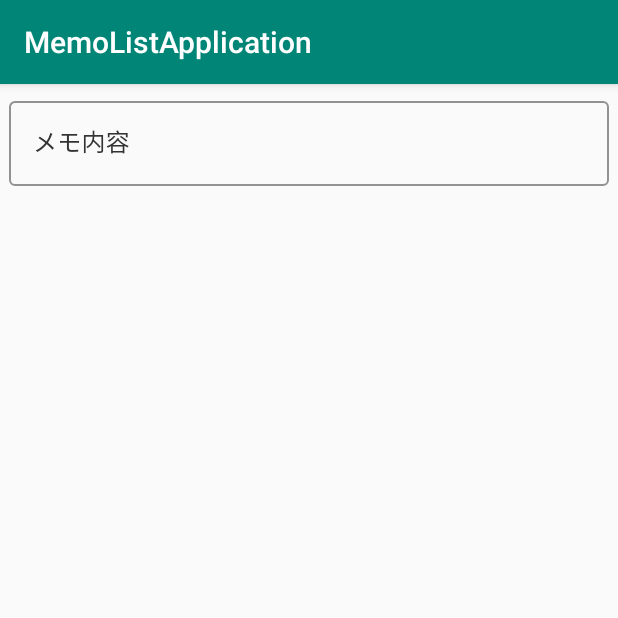
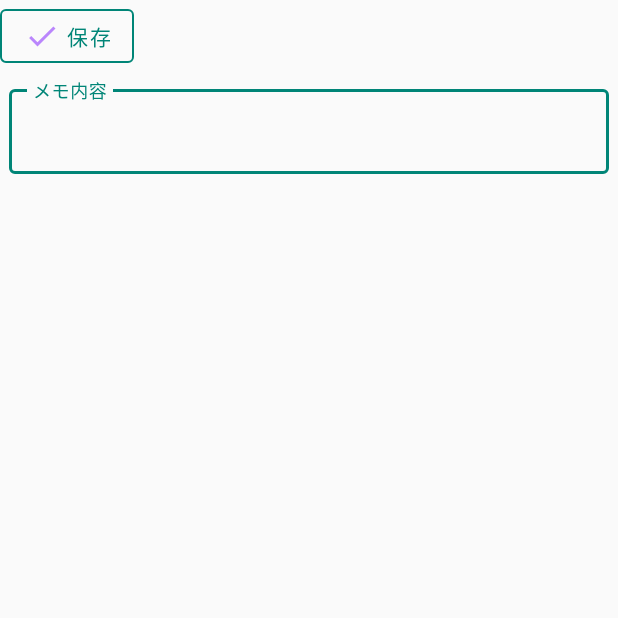
Before and after one commit to mecator/MemoListApplication, an Android app: the screen it shows after launch (MainActivity before the commit, CreateMemoActivity after it), after a tap on an icon or button, on a phone screen of 412 x 824 dp, the top half of it. Run offline under Robolectric (Android 15) with nearby library versions, the phone set to English and light mode, and no system bars.

Commit message:
memo作成をactivityに

```diff
--- a/app/src/main/AndroidManifest.xml
+++ b/app/src/main/AndroidManifest.xml
@@ -16,6 +16,10 @@
                 <category android:name="android.intent.category.LAUNCHER" />
             </intent-filter>
         </activity>
+        <activity android:name=".ui.CreateMemoActivity"
+            android:theme="@style/Theme.AppCompat.Light.NoActionBar" >
+
+        </activity>
     </application>
 
 </manifest>
--- /dev/null
+++ b/app/src/main/java/com/example/memolistapplication/ui/CreateMemoActivity.kt
@@ -0,0 +1,19 @@
+package com.example.memolistapplication.ui
+
+import android.os.Bundle
+import android.widget.LinearLayout
+import androidx.appcompat.app.AppCompatActivity
+import com.example.memolistapplication.R
+import com.google.android.material.button.MaterialButton
+import com.google.android.material.textfield.TextInputEditText
+
+class CreateMemoActivity:AppCompatActivity(){
+
+    override fun onCreate(savedInstanceState:Bundle?){
+        super.onCreate(savedInstanceState)
+        setContentView(R.layout.activity_create_memo)
+        val editText=findViewById<TextInputEditText>(R.id.memo_text_field)
+        findViewById<LinearLayout>(R.id.rootLayout).setOnClickListener {editText.clearFocus()  }
+        findViewById<MaterialButton>(R.id.save_button).setOnClickListener { finish() }
+    }
+}
--- a/app/src/main/java/com/example/memolistapplication/ui/CreateMemoFragment.kt
+++ /dev/null
@@ -1,40 +0,0 @@
-package com.example.memolistapplication.ui
-
-import android.os.Bundle
-import android.view.LayoutInflater
-import android.view.View
-import android.view.ViewGroup
-import android.widget.LinearLayout
-import androidx.fragment.app.Fragment
-import com.example.memolistapplication.R
-import com.google.android.material.textfield.TextInputEditText
-
-class CreateMemoFragment : Fragment() {
-    companion object {
-        fun createInstance(): CreateMemoFragment {
-            val fragment = CreateMemoFragment()
-            val args = Bundle()
-            fragment.arguments = args
-            return fragment
-        }
-    }
-
-    override fun onCreate(savedInstanceState: Bundle?) {
-        super.onCreate(savedInstanceState)
-    }
-
-    override fun onCreateView(
-        inflater: LayoutInflater,
-        container: ViewGroup?,
-        savedInstanceState: Bundle?
-    ): View? {
-         super.onCreateView(inflater, container, savedInstanceState)
-            return inflater.inflate(R.layout.fragment_create_memo, container, false)
-    }
-
-    override fun onViewCreated(view: View, savedInstanceState: Bundle?) {
-        super.onViewCreated(view, savedInstanceState)
-        val editText=view.findViewById<TextInputEditText>(R.id.memo_text_field)
-        view.findViewById<LinearLayout>(R.id.rootLayout).setOnClickListener {editText.clearFocus()  }
-    }
-}
--- a/app/src/main/java/com/example/memolistapplication/ui/MainActivity.kt
+++ b/app/src/main/java/com/example/memolistapplication/ui/MainActivity.kt
@@ -1,5 +1,6 @@
 package com.example.memolistapplication.ui
 
+import android.content.Intent
 import android.os.Bundle
 import android.view.View.GONE
 import androidx.appcompat.app.AppCompatActivity
@@ -14,11 +15,8 @@ class MainActivity : AppCompatActivity() {
         setContentView(R.layout.activity_main)
         findViewById<FloatingActionButton>(R.id.float_button).apply {
             this.setOnClickListener { v ->
-                //Snackbar.make(v,"floatbuttonnnn!!!",Snackbar.LENGTH_LONG).show()
-                val createMemoFragment = CreateMemoFragment.createInstance()
-                val transaction=supportFragmentManager.beginTransaction()
-                transaction.add(R.id.fragment_frame,createMemoFragment).commit()
-                v.visibility=GONE
+                startActivity(Intent(applicationContext,CreateMemoActivity::class.java))
+                overridePendingTransition(android.R.anim.slide_in_left,android.R.anim.slide_out_right)
             }
         }
     }
--- /dev/null
+++ b/app/src/main/res/drawable/ic_check_black_24dp.xml
@@ -0,0 +1,9 @@
+<vector xmlns:android="http://schemas.android.com/apk/res/android"
+        android:width="24dp"
+        android:height="24dp"
+        android:viewportWidth="24.0"
+        android:viewportHeight="24.0">
+    <path
+        android:fillColor="#FF000000"
+        android:pathData="M9,16.17L4.83,12l-1.42,1.41L9,19 21,7l-1.41,-1.41z"/>
+</vector>
--- /dev/null
+++ b/app/src/main/res/layout/activity_create_memo.xml
@@ -0,0 +1,38 @@
+<?xml version="1.0" encoding="utf-8"?>
+<LinearLayout xmlns:android="http://schemas.android.com/apk/res/android"
+    xmlns:app="http://schemas.android.com/apk/res-auto"
+    android:id="@+id/rootLayout"
+    android:layout_width="match_parent"
+    android:layout_height="match_parent"
+    android:orientation="vertical"
+    android:theme="@style/Theme.MaterialComponents">
+
+    <com.google.android.material.button.MaterialButton
+        style="@style/Widget.MaterialComponents.Button.OutlinedButton"
+        android:layout_width="wrap_content"
+        android:layout_height="wrap_content"
+        android:id="@+id/save_button"
+        app:icon="@drawable/ic_check_black_24dp"
+        android:text="保存"
+        android:textColor="@color/colorPrimary"
+        app:rippleColor="@color/colorAccent"
+        app:strokeColor="@color/colorPrimary" />
+
+    <com.google.android.material.textfield.TextInputLayout
+        style="@style/CreateTextInputLayoutStyle"
+        android:layout_width="match_parent"
+        android:layout_height="wrap_content"
+        android:layout_margin="6dp"
+        app:hintAnimationEnabled="true"
+        app:hintEnabled="true">
+
+        <com.google.android.material.textfield.TextInputEditText
+            android:id="@+id/memo_text_field"
+            android:layout_width="match_parent"
+            android:layout_height="wrap_content"
+            android:hint="メモ内容"
+            android:imeOptions="actionDone"
+            android:inputType="textMultiLine"
+            android:textColor="@color/black" />
+    </com.google.android.material.textfield.TextInputLayout>
+</LinearLayout>
--- a/app/src/main/res/layout/fragment_create_memo.xml
+++ /dev/null
@@ -1,25 +0,0 @@
-<?xml version="1.0" encoding="utf-8"?>
-<LinearLayout xmlns:android="http://schemas.android.com/apk/res/android"
-    xmlns:app="http://schemas.android.com/apk/res-auto"
-    android:orientation="vertical"
-    android:id="@+id/rootLayout"
-    android:theme="@style/Theme.MaterialComponents"
-    android:layout_width="match_parent"
-    android:layout_height="match_parent">
-<com.google.android.material.textfield.TextInputLayout
-    android:layout_width="match_parent"
-    android:layout_height="wrap_content"
-    android:layout_margin="6dp"
-    style="@style/CreateTextInputLayoutStyle"
-    app:hintEnabled="true"
-    app:hintAnimationEnabled="true">
-    <com.google.android.material.textfield.TextInputEditText
-        android:layout_width="match_parent"
-        android:id="@+id/memo_text_field"
-        android:textColor="@color/black"
-        android:imeOptions="actionDone"
-        android:inputType="text"
-        android:hint="メモ内容"
-        android:layout_height="wrap_content"/>
-</com.google.android.material.textfield.TextInputLayout>
-</LinearLayout>
```
